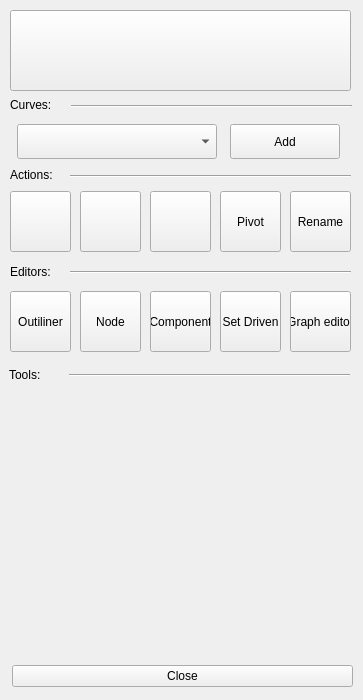
leonardopinho/Maya-Rigging-Tools, file src/ui/main.ui: the form before one commit.
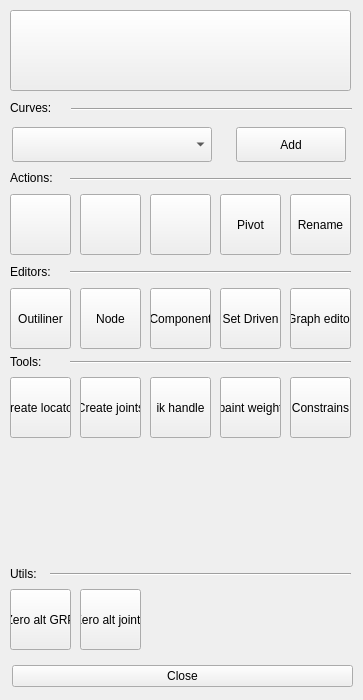
The form after the commit. Icons and pictures are not drawn.

Commit message: add tools and credits

What changed in the file:
```diff
--- a/src/ui/main.ui
+++ b/src/ui/main.ui
@@ -51,7 +51,7 @@
     <property name="geometry">
      <rect>
       <x>10</x>
-      <y>191</y>
+      <y>194</y>
       <width>61</width>
       <height>61</height>
      </rect>
@@ -74,7 +74,7 @@
     <property name="geometry">
      <rect>
       <x>80</x>
-      <y>191</y>
+      <y>194</y>
       <width>61</width>
       <height>61</height>
      </rect>
@@ -97,7 +97,7 @@
     <property name="geometry">
      <rect>
       <x>150</x>
-      <y>191</y>
+      <y>194</y>
       <width>61</width>
       <height>61</height>
      </rect>
@@ -120,7 +120,7 @@
     <property name="geometry">
      <rect>
       <x>220</x>
-      <y>191</y>
+      <y>194</y>
       <width>61</width>
       <height>61</height>
      </rect>
@@ -133,7 +133,7 @@
     <property name="geometry">
      <rect>
       <x>71</x>
-      <y>91</y>
+      <y>94</y>
       <width>281</width>
       <height>30</height>
      </rect>
@@ -146,7 +146,7 @@
     <property name="geometry">
      <rect>
       <x>10</x>
-      <y>164</y>
+      <y>167</y>
       <width>71</width>
       <height>21</height>
      </rect>
@@ -159,7 +159,7 @@
     <property name="geometry">
      <rect>
       <x>150</x>
-      <y>291</y>
+      <y>288</y>
       <width>61</width>
       <height>61</height>
      </rect>
@@ -172,7 +172,7 @@
     <property name="geometry">
      <rect>
       <x>220</x>
-      <y>291</y>
+      <y>288</y>
       <width>61</width>
       <height>61</height>
      </rect>
@@ -185,7 +185,7 @@
     <property name="geometry">
      <rect>
       <x>80</x>
-      <y>291</y>
+      <y>288</y>
       <width>61</width>
       <height>61</height>
      </rect>
@@ -198,7 +198,7 @@
     <property name="geometry">
      <rect>
       <x>10</x>
-      <y>291</y>
+      <y>288</y>
       <width>61</width>
       <height>61</height>
      </rect>
@@ -237,7 +237,7 @@
     <property name="geometry">
      <rect>
       <x>290</x>
-      <y>191</y>
+      <y>194</y>
       <width>61</width>
       <height>61</height>
      </rect>
@@ -250,7 +250,7 @@
     <property name="geometry">
      <rect>
       <x>70</x>
-      <y>161</y>
+      <y>164</y>
       <width>281</width>
       <height>30</height>
      </rect>
@@ -289,7 +289,7 @@
     <property name="geometry">
      <rect>
       <x>290</x>
-      <y>291</y>
+      <y>288</y>
       <width>61</width>
       <height>61</height>
      </rect>
@@ -298,38 +298,12 @@
      <string>Graph editor</string>
     </property>
    </widget>
-   <widget class="QLabel" name="label_3">
-    <property name="geometry">
-     <rect>
-      <x>9</x>
-      <y>364</y>
-      <width>71</width>
-      <height>21</height>
-     </rect>
-    </property>
-    <property name="text">
-     <string>Tools:</string>
-    </property>
-   </widget>
-   <widget class="Line" name="line_7">
-    <property name="geometry">
-     <rect>
-      <x>69</x>
-      <y>360</y>
-      <width>281</width>
-      <height>30</height>
-     </rect>
-    </property>
-    <property name="orientation">
-     <enum>Qt::Horizontal</enum>
-    </property>
-   </widget>
    <widget class="QWidget" name="horizontalLayoutWidget">
     <property name="geometry">
      <rect>
-      <x>10</x>
-      <y>120</y>
-      <width>339</width>
+      <x>-6</x>
+      <y>123</y>
+      <width>371</width>
       <height>43</height>
      </rect>
     </property>
@@ -387,7 +361,7 @@
     <property name="geometry">
      <rect>
       <x>10</x>
-      <y>94</y>
+      <y>97</y>
       <width>161</width>
       <height>21</height>
      </rect>
@@ -418,6 +392,149 @@
      </item>
     </layout>
    </widget>
+   <widget class="QLabel" name="label_4">
+    <property name="geometry">
+     <rect>
+      <x>10</x>
+      <y>351</y>
+      <width>71</width>
+      <height>21</height>
+     </rect>
+    </property>
+    <property name="text">
+     <string>Tools:</string>
+    </property>
+   </widget>
+   <widget class="Line" name="line_8">
+    <property name="geometry">
+     <rect>
+      <x>70</x>
+      <y>347</y>
+      <width>281</width>
+      <height>30</height>
+     </rect>
+    </property>
+    <property name="orientation">
+     <enum>Qt::Horizontal</enum>
+    </property>
+   </widget>
+   <widget class="QPushButton" name="bt_paint_weight">
+    <property name="geometry">
+     <rect>
+      <x>220</x>
+      <y>377</y>
+      <width>61</width>
+      <height>61</height>
+     </rect>
+    </property>
+    <property name="text">
+     <string>paint weight</string>
+    </property>
+   </widget>
+   <widget class="QPushButton" name="bt_constrains">
+    <property name="geometry">
+     <rect>
+      <x>290</x>
+      <y>377</y>
+      <width>61</width>
+      <height>61</height>
+     </rect>
+    </property>
+    <property name="text">
+     <string>Constrains</string>
+    </property>
+   </widget>
+   <widget class="QPushButton" name="bt_ik">
+    <property name="geometry">
+     <rect>
+      <x>150</x>
+      <y>377</y>
+      <width>61</width>
+      <height>61</height>
+     </rect>
+    </property>
+    <property name="text">
+     <string>ik handle</string>
+    </property>
+   </widget>
+   <widget class="QPushButton" name="bt_joints">
+    <property name="geometry">
+     <rect>
+      <x>80</x>
+      <y>377</y>
+      <width>61</width>
+      <height>61</height>
+     </rect>
+    </property>
+    <property name="text">
+     <string>Create joints</string>
+    </property>
+   </widget>
+   <widget class="QPushButton" name="bt_locator">
+    <property name="geometry">
+     <rect>
+      <x>10</x>
+      <y>377</y>
+      <width>61</width>
+      <height>61</height>
+     </rect>
+    </property>
+    <property name="text">
+     <string>create locator</string>
+    </property>
+   </widget>
+   <widget class="QPushButton" name="bt_zero_alt_joint">
+    <property name="geometry">
+     <rect>
+      <x>80</x>
+      <y>589</y>
+      <width>61</width>
+      <height>61</height>
+     </rect>
+    </property>
+    <property name="text">
+     <string>Zero alt joints</string>
+    </property>
+   </widget>
+   <widget class="Line" name="line_9">
+    <property name="geometry">
+     <rect>
+      <x>50</x>
+      <y>559</y>
+      <width>301</width>
+      <height>30</height>
+     </rect>
+    </property>
+    <property name="orientation">
+     <enum>Qt::Horizontal</enum>
+    </property>
+   </widget>
+   <widget class="QPushButton" name="bt_zero_alt_grp">
+    <property name="geometry">
+     <rect>
+      <x>10</x>
+      <y>589</y>
+      <width>61</width>
+      <height>61</height>
+     </rect>
+    </property>
+    <property name="text">
+     <string>Zero alt GRP</string>
+    </property>
+   </widget>
+   <widget class="QLabel" name="label_5">
+    <property name="geometry">
+     <rect>
+      <x>10</x>
+      <y>563</y>
+      <width>71</width>
+      <height>21</height>
+     </rect>
+    </property>
+    <property name="text">
+     <string>Utils:</string>
+    </property>
+   </widget>
   </widget>
   <widget class="QMenuBar" name="menubar">
    <property name="geometry">
```
Left out of the diff: 4 changed lines with no effect on the pictures. The commit also changes 6 other files.
